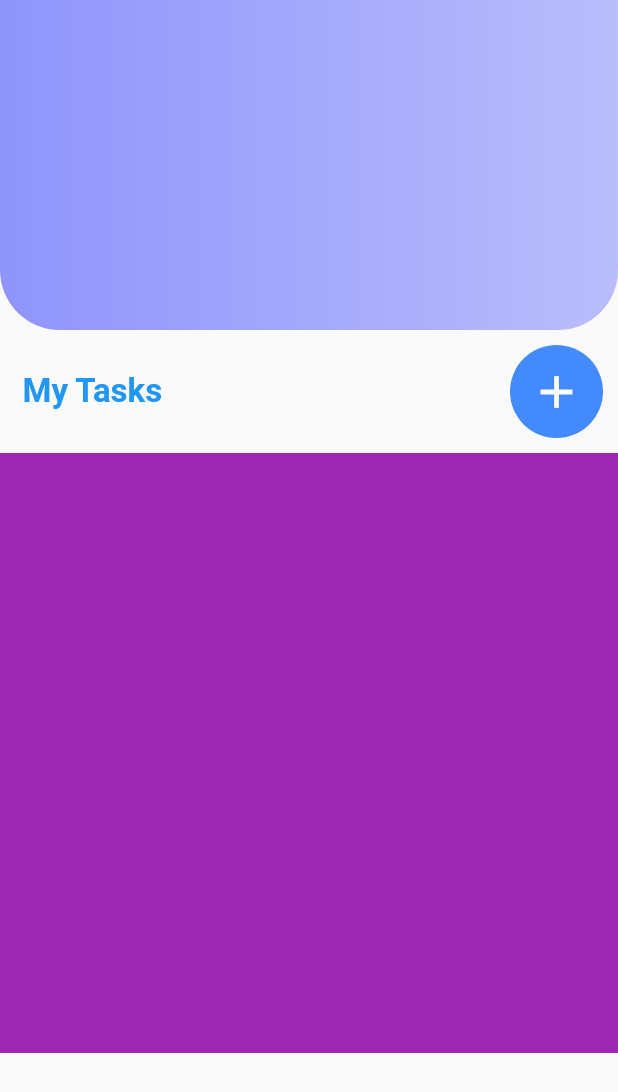
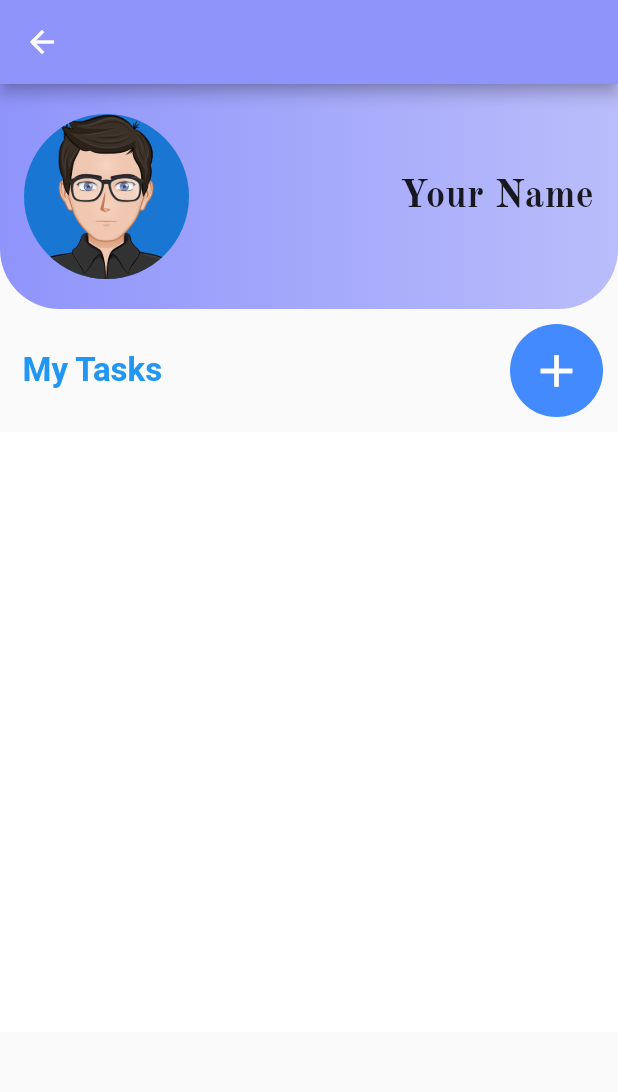
Before and after one commit to Deepanshuchauhan123/Reminder_Me_App, a Flutter app: the HomePage screen opened directly, on a phone screen of 412 x 824 dp. Shown: the top 1092 px of the screen. Run offline on Flutter 3.47's test engine with Material 2 defaults, Android fonts, the phone set to English and light mode, and no system bars.

Commit message:
Home Page Updated

```diff
--- a/lib/CreateTask.dart
+++ b/lib/CreateTask.dart
@@ -1,6 +1,5 @@
 import 'package:flutter/material.dart';
-import 'package:intl/intl.dart';
-import 'package:datetime_picker_formfield/datetime_picker_formfield.dart';
+
 
 class CreateTask extends StatefulWidget {
   @override
@@ -23,7 +22,7 @@ class _CreateTaskState extends State<CreateTask> {
           child: Column(
             children: <Widget>[
               Image.asset(
-                'assets/images/addtask.gif',
+                'assets/images/task.jpg',
                 height: 200,
                 width: double.maxFinite,
               ),
--- a/lib/Homepage.dart
+++ b/lib/Homepage.dart
@@ -1,5 +1,5 @@
 import 'package:flutter/material.dart';
-import 'package:flutter_rounded_date_picker/rounded_picker.dart';
+import 'package:flutter/services.dart';
 import 'package:to_do_app/CreateTask.dart';
 
 class HomePage extends StatefulWidget {
@@ -7,15 +7,83 @@ class HomePage extends StatefulWidget {
   _HomePageState createState() => _HomePageState();
 }
 
+String name = "Your Name";
+List<String> nameyour = [
+  "Your Name",
+];
+
 class _HomePageState extends State<HomePage> {
+  // yourname() {
+  //   Text(
+  //     name,
+  //     style: TextStyle(
+  //       fontSize: 24,
+  //       fontFamily: 'OldStandardTT',
+  //     ),
+  //   );
+  // }
+
+  Future<String> createAlertDialog(BuildContext context) {
+    TextEditingController customcontroller = TextEditingController();
+
+    return showDialog(
+      context: context,
+      builder: (context) {
+        return AlertDialog(
+          title: Text("Enter Your Name"),
+          content: TextFormField(
+            controller: customcontroller,
+            inputFormatters: [
+              LengthLimitingTextInputFormatter(10),
+            ],
+          ),
+          actions: <Widget>[
+            MaterialButton(
+              elevation: 5.0,
+              child: Text("Done"),
+              onPressed: () {
+                Navigator.of(context).pop(
+                  customcontroller.text.toString(),
+                );
+              },
+            ),
+          ],
+        );
+      },
+    );
+  }
+
   @override
   Widget build(BuildContext context) {
     return Scaffold(
+      appBar: AppBar(
+        backgroundColor: Color.fromRGBO(143, 148, 251, 1),
+        // actions: <Widget>[
+        //   IconButton(
+        //     icon: Icon(Icons.add_comment),
+        //     onPressed: () {
+        //       createAlertDialog(context).then(
+        //         (onValue) {
+        //           name = onValue;
+        //           print('$name');
+        //         },
+        //       );
+        //       setState(
+        //         () {
+        //           //  nameyour.add("Your Name");
+        //           //nameyour.add(name);
+        //         },
+        //       );
+        //     },
+        //   ),
+        // ],
+      ),
       body: Container(
         child: Column(
           children: <Widget>[
             Container(
-              height: 220,
+              height: 150,
+              width: double.maxFinite,
               decoration: BoxDecoration(
                 borderRadius: BorderRadius.only(
                   bottomLeft: Radius.circular(40),
@@ -27,6 +95,58 @@ class _HomePageState extends State<HomePage> {
                     Color.fromRGBO(143, 148, 251, .6),
                   ],
                 ),
+              ),
+              child: Stack(
+                children: <Widget>[
+                  Row(
+                    mainAxisAlignment: MainAxisAlignment.spaceBetween,
+                    children: <Widget>[
+                      Center(
+                        child: Padding(
+                          padding: const EdgeInsets.all(16),
+                          child: CircleAvatar(
+                            backgroundImage: AssetImage(
+                              'assets/images/person.png',
+                            ),
+                            radius: 55,
+                          ),
+                        ),
+                      ),
+                      Center(
+                        child: Padding(
+                          padding: const EdgeInsets.only(right: 0),
+                          child: FlatButton(
+                            onPressed: () {
+                              createAlertDialog(context).then(
+                                (onValue) {
+                                  name = onValue;
+                                  setState(
+                                    () {
+                                      if (name != "") {
+                                        nameyour.add(name);
+                                        print(nameyour);
+                                        nameyour.removeAt(nameyour.length - 2);
+                                      } else {
+                                        nameyour.add("Your Name");
+                                      }
+                                    },
+                                  );
+                                },
+                              );
+                            },
+                            child: Text(
+                              nameyour[nameyour.length - 1],
+                              style: TextStyle(
+                                fontSize: 26,
+                                fontFamily: 'OldStandardTT',
+                              ),
+                            ),
+                          ),
+                        ),
+                      ),
+                    ],
+                  )
+                ],
               ),
             ),
             Row(
@@ -49,7 +169,7 @@ class _HomePageState extends State<HomePage> {
                     child: Material(
                       color: Colors.blueAccent,
                       child: InkWell(
-                        splashColor: Colors.purple,
+                        splashColor: Colors.white,
                         child: SizedBox(
                           width: 62,
                           height: 62,
@@ -77,7 +197,7 @@ class _HomePageState extends State<HomePage> {
               child: SingleChildScrollView(
                 child: Container(
                   height: 400,
-                  color: Colors.purple,
+                  color: Colors.white,
                 ),
               ),
             ),
```
Also changed, not shown: pubspec.yaml (+5 -44 lines), assets/fonts/OldStandardTT-Bold.ttf (added), assets/fonts/OldStandardTT-Italic.ttf (added), assets/fonts/OldStandardTT-Regular.ttf (added), assets/images/person.png (added), assets/images/task.jpg (added).
